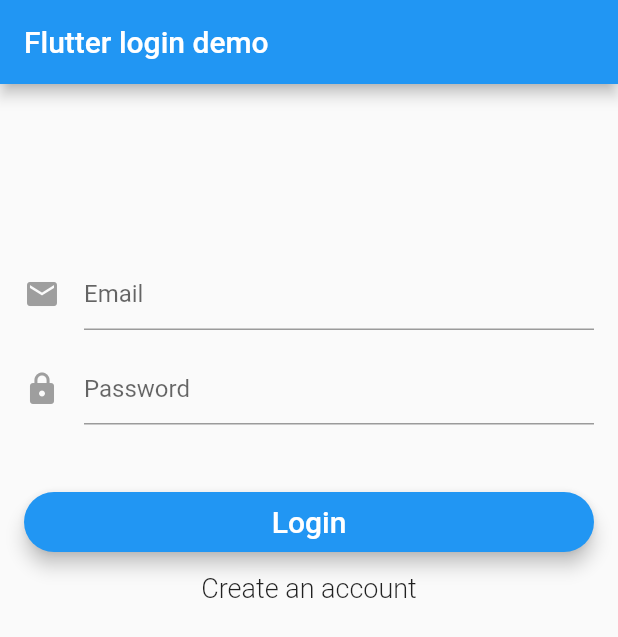
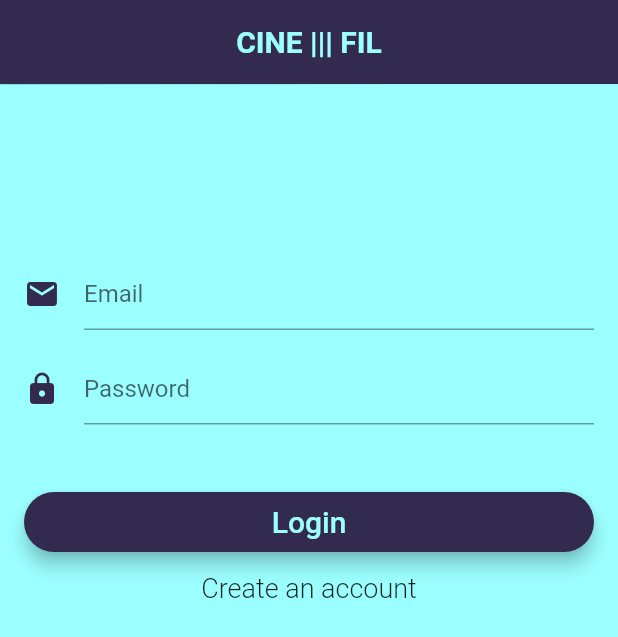
Before and after one commit to matthieumenard37/cinefil, a Flutter app: the screen it shows after launch, on a phone screen of 412 x 824 dp. Shown: the top 637 px of the screen. Run offline on Flutter 3.47's test engine with Material 2 defaults, Android fonts, the phone set to English and light mode, and no system bars; our stand-ins replace firebase_auth, firebase_database; accounts and stored records are empty; Roboto replaces fonts that are missing (Arvo).

Commit message:
Style harmonization

```diff
--- a/lib/pages/login_signup_page.dart
+++ b/lib/pages/login_signup_page.dart
@@ -87,11 +87,25 @@ class _LoginSignupPageState extends State<LoginSignupPage> {
     });
   }
 
+  Color toolbarBackgroundColor = const Color(0xff322b4f);
+  Color toolbarColor = const Color(0xff9cffff);
+  Color mainColor = const Color(0xffff69b4);
+  Color backgroundColor = const Color(0xff3c345f);
+
   @override
   Widget build(BuildContext context) {
     return new Scaffold(
+        backgroundColor: toolbarColor,
         appBar: new AppBar(
-          title: new Text('Flutter login demo'),
+          title: new Text(
+            'CINE ||| FIL',
+            style: new TextStyle(color: toolbarColor,
+              fontFamily: 'Arvo',
+              fontWeight: FontWeight.bold),
+          ),
+          elevation: 0.3,
+          centerTitle: true,
+          backgroundColor: toolbarBackgroundColor,
         ),
         body: Stack(
           children: <Widget>[
@@ -180,7 +194,7 @@ class _LoginSignupPageState extends State<LoginSignupPage> {
             hintText: 'Email',
             icon: new Icon(
               Icons.mail,
-              color: Colors.grey,
+              color: toolbarBackgroundColor,
             )),
         validator: (value) => value.isEmpty ? 'Email can\'t be empty' : null,
         onSaved: (value) => _email = value.trim(),
@@ -199,7 +213,7 @@ class _LoginSignupPageState extends State<LoginSignupPage> {
             hintText: 'Password',
             icon: new Icon(
               Icons.lock,
-              color: Colors.grey,
+              color: toolbarBackgroundColor,
             )),
         validator: (value) => value.isEmpty ? 'Password can\'t be empty' : null,
         onSaved: (value) => _password = value.trim(),
@@ -224,9 +238,9 @@ class _LoginSignupPageState extends State<LoginSignupPage> {
             elevation: 5.0,
             shape: new RoundedRectangleBorder(
                 borderRadius: new BorderRadius.circular(30.0)),
-            color: Colors.blue,
+            color: toolbarBackgroundColor,
             child: new Text(_isLoginForm ? 'Login' : 'Create account',
-                style: new TextStyle(fontSize: 20.0, color: Colors.white)),
+                style: new TextStyle(fontSize: 20.0, color: toolbarColor)),
             onPressed: validateAndSubmit,
           ),
         ));
```
